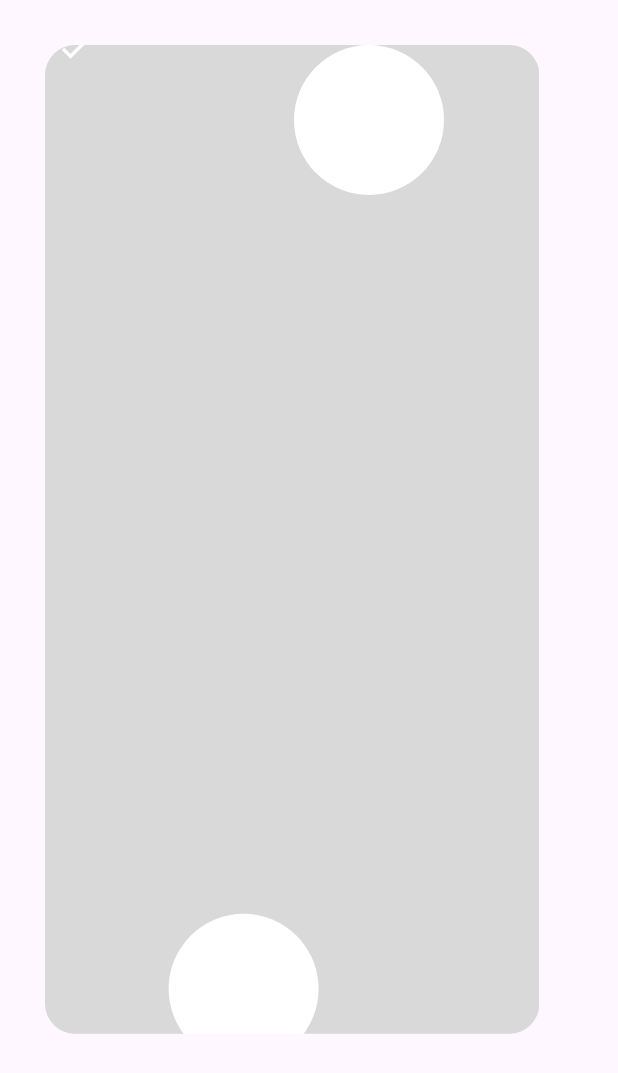
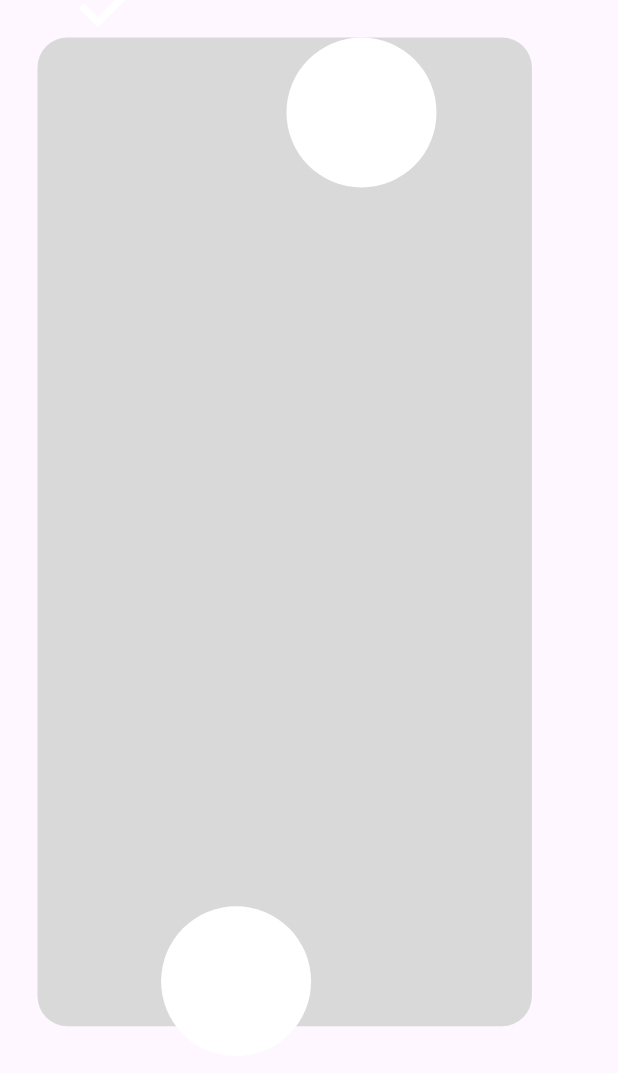
Before and after one commit to zeyad-nour/flutter_payment_app, a Flutter app: the ThankYouView screen opened directly, on a phone screen of 412 x 824 dp. Shown: the top 1073 px of the screen. Run offline on Flutter 3.47's test engine with Material 3 defaults, Android fonts, the light colour scheme and no system bars; our stand-ins replace flutter_credit_card, flutter_svg.

Commit message:
Adjust padding and positioning in ThankYouViewBody for improved layout

```diff
--- a/lib/Features/checkout/Presentation/view/widgets/thank_you_view_body.dart
+++ b/lib/Features/checkout/Presentation/view/widgets/thank_you_view_body.dart
@@ -6,8 +6,9 @@ class ThankYouViewBody extends StatelessWidget {
   @override
   Widget build(BuildContext context) {
     return Padding(
-      padding: const EdgeInsets.all(30),
+      padding: const EdgeInsets.all(25),
       child: Stack(
+        clipBehavior: Clip.none,
         children: [
           Container(
             width: MediaQuery.of(context).size.width * 0.8,
@@ -33,12 +34,13 @@ class ThankYouViewBody extends StatelessWidget {
           Positioned(
             left: 0,
             height: 0,
-            top: -10,
+            top: -50,
             child: CircleAvatar(
+              radius: 40,
               backgroundColor: Color(0xffd9d9d9),
               child: CircleAvatar(
                 backgroundColor: Color(0xff34a853),
-                child: Icon(Icons.check, color: Colors.white),
+                child: Icon(Icons.check, color: Colors.white, size: 54),
               ),
             ),
           ),
```
